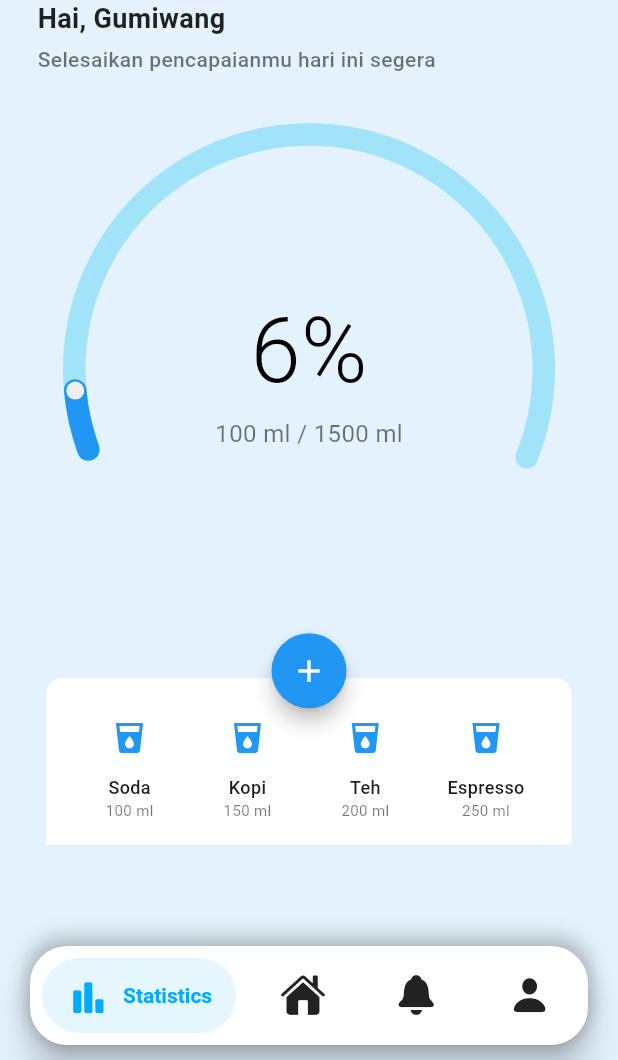
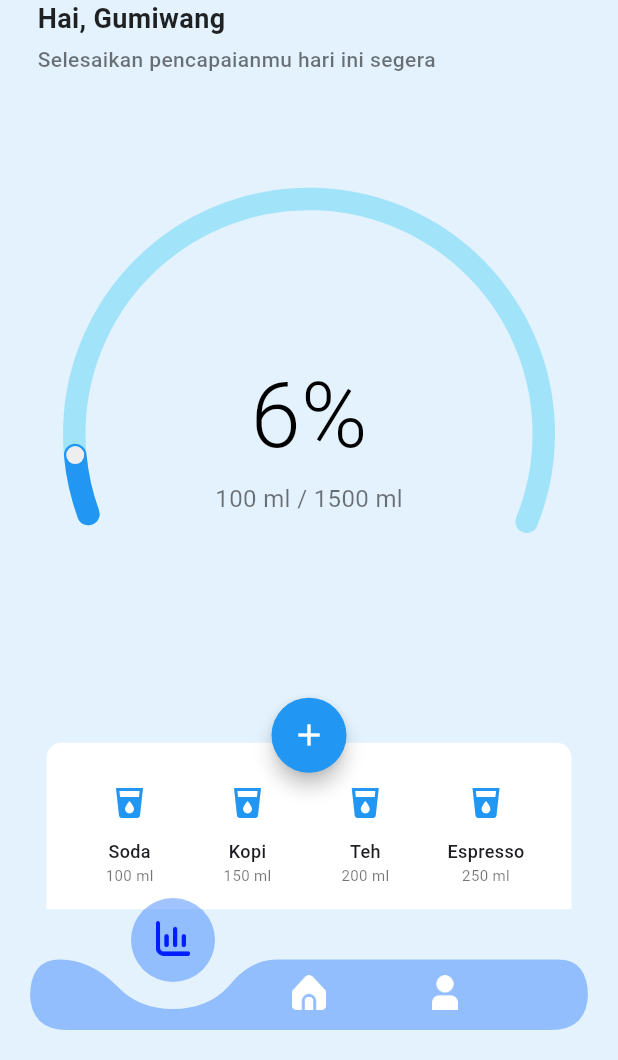
Before and after one commit to rizaldinata/hydrate, a Flutter app: the screen it shows after launch, after a tap on the "local drink" icon, on a phone screen of 412 x 824 dp, the part 176-1236 px from its top. Run offline on Flutter 3.47's test engine with Material 3 defaults, Android fonts, the phone set to English and light mode, and no system bars; drawn by our look-alikes of dashed_circular_progress_bar, salomon_bottom_bar; our stand-ins replace flutter_svg, google_fonts, smooth_page_indicator; missing offline and left inert: water_bottle.

Commit message:
tambah navbar baru

```diff
--- a/lib/view/screen/home_screen.dart
+++ b/lib/view/screen/home_screen.dart
@@ -61,7 +61,8 @@
       body: Stack(
         children: [
           Padding(
-            padding: const EdgeInsets.symmetric(horizontal: 25.0, vertical: 60.0),
+            padding:
+                const EdgeInsets.symmetric(horizontal: 25.0, vertical: 60.0),
             child: Column(
               crossAxisAlignment: CrossAxisAlignment.start,
               children: [
@@ -100,7 +101,6 @@
               ],
             ),
           ),
-
           Center(
             child: Column(
               mainAxisAlignment: MainAxisAlignment.center,
@@ -129,8 +129,7 @@
                   width: 140,
                   height: 50,
                   child: ElevatedButton(
-                    onPressed: () {
-                    },
+                    onPressed: () {},
                     style: ElevatedButton.styleFrom(
                       backgroundColor: Colors.blue[400],
                       elevation: 10,
@@ -165,7 +164,6 @@
           ),
         ],
       ),
-      bottomNavigationBar: const Navigasi(),
     );
   }
 }
--- a/lib/view/screen/home_screen1.dart
+++ b/lib/view/screen/home_screen1.dart
@@ -223,9 +223,9 @@
               ],
             ),
           ),
+          const Navigasi(),
         ],
       ),
-      bottomNavigationBar: const Navigasi(),
     );
   }
 
@@ -255,8 +255,10 @@
           icon: const Icon(Icons.local_drink, color: Colors.blue),
           onPressed: () => _addWater(amount),
         ),
-        Text(name, style: const TextStyle(fontSize: 12, fontWeight: FontWeight.w500)),
-        Text('${amount.toInt()} ml', style: const TextStyle(fontSize: 10, color: Colors.black54)),
+        Text(name,
+            style: const TextStyle(fontSize: 12, fontWeight: FontWeight.w500)),
+        Text('${amount.toInt()} ml',
+            style: const TextStyle(fontSize: 10, color: Colors.black54)),
       ],
     );
   }
--- a/lib/view/screen/navigation.dart
+++ b/lib/view/screen/navigation.dart
@@ -1,6 +1,4 @@
-import 'package:flutter/cupertino.dart';
 import 'package:flutter/material.dart';
-import 'package:salomon_bottom_bar/salomon_bottom_bar.dart';
 
 class Navigasi extends StatefulWidget {
   const Navigasi({super.key});
@@ -9,61 +7,213 @@
   State<Navigasi> createState() => _NavigasiState();
 }
 
-class _NavigasiState extends State<Navigasi> {
-  int _currentIndex = 0;
-  final _items = [
-    SalomonBottomBarItem(
-      icon: const Icon(CupertinoIcons.chart_bar_alt_fill, size: 30),  // Ukuran ikon lebih besar
-      title: const Text('Statistics', style: TextStyle(fontSize: 14, fontWeight: FontWeight.bold)),  // Ukuran teks lebih besar
-      selectedColor: const Color.fromARGB(255, 0, 170, 255),
-    ),
-    SalomonBottomBarItem(
-      icon: const Icon(CupertinoIcons.house_fill, size: 30),  // Ukuran ikon lebih besar
-      title: const Text('Home', style: TextStyle(fontSize: 14, fontWeight: FontWeight.bold)),
-      selectedColor: const Color.fromARGB(255, 0, 170, 255),
-    ),
-    SalomonBottomBarItem(
-      icon: const Icon(CupertinoIcons.bell_fill, size: 30),  // Ukuran ikon lebih besar
-      title: const Text('Notification', style: TextStyle(fontSize: 14, fontWeight: FontWeight.bold)),
-      selectedColor: const Color.fromARGB(255, 0, 170, 255),
-    ),
-    SalomonBottomBarItem(
-      icon: const Icon(CupertinoIcons.person_solid, size: 30),  // Ukuran ikon lebih besar
-      title: const Text('Profile', style: TextStyle(fontSize: 14, fontWeight: FontWeight.bold)),
-      selectedColor: const Color.fromARGB(255, 0, 170, 255),
-    ),
+class _NavigasiState extends State<Navigasi> with TickerProviderStateMixin {
+  double horizontalPadding = 50.0;
+  double horizontalMargin = 20.0;
+  int noOfIcons = 3;
+
+  late double position;
+
+  List<String> icons = [
+    'assets/images/navigasi/stats.png',
+    'assets/images/navigasi/home.png',
+    'assets/images/navigasi/user.png',
   ];
+
+  List<Color> colors = [
+    const Color.fromARGB(255, 0, 30, 255),
+    const Color.fromARGB(255, 0, 30, 255),
+    const Color.fromARGB(255, 0, 30, 255),
+  ];
+
+  late AnimationController controller;
+  late Animation<double> animation;
+
+  int selected = 0;
+
+  @override
+  void initState() {
+    controller = AnimationController(
+        vsync: this, duration: const Duration(milliseconds: 375));
+    super.initState();
+  }
+
+  @override
+  void didChangeDependencies() {
+    animation = Tween(begin: getEndPosition(0), end: getEndPosition(2)).animate(
+        CurvedAnimation(parent: controller, curve: Curves.easeOutBack));
+    position = getEndPosition(0);
+    super.didChangeDependencies();
+  }
+
+  double getEndPosition(int index) {
+    double totalMargin = 2 * horizontalMargin;
+    double totalPadding = 2 * horizontalPadding;
+    double valuetoOmit = totalPadding + totalMargin;
+
+    return (((MediaQuery.of(context).size.width - valuetoOmit) / noOfIcons) *
+                index +
+            horizontalPadding) +
+        (((MediaQuery.of(context).size.width - valuetoOmit) / noOfIcons) / 2) -
+        70;
+  }
+
+  void animateDrop(int index) {
+    animation = Tween(begin: position, end: getEndPosition(index)).animate(
+        CurvedAnimation(parent: controller, curve: Curves.easeOutBack));
+    controller.forward().then((value) {
+      position = getEndPosition(index);
+      controller.dispose();
+      controller = AnimationController(
+          vsync: this, duration: const Duration(milliseconds: 375));
+    });
+  }
 
   @override
   Widget build(BuildContext context) {
-    return Card(
-      elevation: 10,  // Meningkatkan bayangan untuk efek lebih dramatis
-      margin: const EdgeInsets.symmetric(horizontal: 20, vertical: 10),  // Menambah margin untuk memberikan ruang
-      shape: RoundedRectangleBorder(
-        borderRadius: BorderRadius.circular(25.0),
-      ),
-      child: Container(
-        decoration: BoxDecoration(
-          borderRadius: BorderRadius.circular(25.0),
-          color: Colors.white,
-          boxShadow: [
-            BoxShadow(
-              color: Colors.black.withOpacity(0.2),
-              blurRadius: 10,
-              spreadRadius: 3,
-              offset: Offset(0, -4),  // Menambahkan efek bayangan yang lebih halus
-            ),
-          ],
-        ),
-        child: SalomonBottomBar(
-          duration: const Duration(milliseconds: 400),
-          items: _items,
-          currentIndex: _currentIndex,
-          onTap: (index) => setState(() {
-            _currentIndex = index;
-          }),
-        ),
-      ),
+    return Stack(
+      children: [
+        // Positioned.fill(
+        //     child: AnimatedContainer(
+        //   duration: const Duration(milliseconds: 375),
+        //   curve: Curves.easeOut,
+        //   color: colors[selected],
+        // )),
+        Positioned(
+          bottom: horizontalMargin,
+          left: horizontalMargin,
+          child: AnimatedBuilder(
+              animation: controller,
+              builder: (context, child) {
+                return CustomPaint(
+                  painter: AppBarPainter(x: animation.value ?? position),
+                  size: Size(
+                      MediaQuery.of(context).size.width -
+                          (2 * horizontalMargin),
+                      80.0),
+                  child: SizedBox(
+                    height: 120.0,
+                    width: MediaQuery.of(context).size.width -
+                        (2 * horizontalMargin),
+                    child: Padding(
+                      padding:
+                          EdgeInsets.symmetric(horizontal: horizontalPadding),
+                      child: Row(
+                        children: icons.map<Widget>((icon) {
+                          return GestureDetector(
+                            onTap: () {
+                              setState(() {
+                                animateDrop(icons.indexOf(icon));
+                                selected = icons.indexOf(icon);
+                              });
+                            },
+                            child: AnimatedContainer(
+                              duration: const Duration(
+                                milliseconds: 375,
+                              ),
+                              curve: Curves.easeOut,
+                              height: 105.0,
+                              width: (MediaQuery.of(context).size.width -
+                                      (2 * horizontalMargin) -
+                                      (2 * horizontalPadding)) /
+                                  3,
+                              padding:
+                                  const EdgeInsets.only(top: 34.0, left: 0),
+                              alignment: selected == icons.indexOf(icon)
+                                  ? Alignment.topCenter
+                                  : Alignment.bottomCenter,
+                              child: SizedBox(
+                                height: 35.0,
+                                width: 35.0,
+                                child: Center(
+                                  child: AnimatedSwitcher(
+                                      duration:
+                                          const Duration(milliseconds: 375),
+                                      switchInCurve: Curves.easeOut,
+                                      switchOutCurve: Curves.easeOut,
+                                      child: selected == icons.indexOf(icon)
+                                          ? Image.asset(
+                                              icon,
+                                              width: 23.0,
+                                              color:
+                                                  colors[icons.indexOf(icon)],
+                                              key: ValueKey('yellow$icon'),
+                                            )
+                                          : Image.asset(
+                                              icon,
+                                              key: ValueKey('white$icon'),
+                                              width: 23.0,
+                                              color: Colors.white,
+                                            )),
+                                ),
+                              ),
+                            ),
+                          );
+                        }).toList(),
+                      ),
+                    ),
+                  ),
+                );
+              }),
+        )
+      ],
     );
   }
 }
+
+class AppBarPainter extends CustomPainter {
+  double x;
+
+  AppBarPainter({required this.x});
+
+  double height = 60.0;
+  double start = 73.0;
+  double end = 120.0;
+
+  @override
+  void paint(Canvas canvas, Size size) {
+    var paint = Paint()
+      ..color = Colors.blueAccent.withOpacity(0.5)
+      ..style = PaintingStyle.fill;
+
+    var path = Path();
+    path.moveTo(0.0, start);
+
+    double shift = 5.0;
+
+    path.lineTo((x) < 20.0 ? 20.0 : x - shift, start);
+    path.quadraticBezierTo(
+        20.0 + x - shift, start, 38.0 + x - shift, start + 18.0);
+    path.quadraticBezierTo(
+        52.0 + x - shift, start + 33.0, 75.0 + x - shift, start + 33.0);
+    path.quadraticBezierTo(
+        98.0 + x - shift, start + 33.0, 112.0 + x - shift, start + 18.0);
+    path.quadraticBezierTo(
+        126.0 + x - shift,
+        start,
+        (144.0 + x - shift) > (size.width - 20.0)
+            ? (size.width - 20.0)
+            : 144.0 + x - shift,
+        start);
+
+    path.lineTo(size.width - 20.0, start);
+
+    path.quadraticBezierTo(size.width, start, size.width, start + 25.0);
+    path.lineTo(size.width, end - 25.0);
+    path.quadraticBezierTo(size.width, end, size.width - 25.0, end);
+    path.lineTo(25.0, end);
+    path.quadraticBezierTo(0.0, end, 0.0, end - 25.0);
+    path.lineTo(0.0, start + 25.0);
+    path.quadraticBezierTo(0.0, start, 20.0, start);
+    path.close();
+
+    canvas.drawPath(path, paint);
+
+    canvas.drawCircle(Offset(70 + x, 60.0), 28.0, paint);
+  }
+
+  @override
+  bool shouldRepaint(covariant CustomPainter oldDelegate) {
+    return true;
+  }
+}
--- a/pubspec.yaml
+++ b/pubspec.yaml
@@ -2,7 +2,7 @@
 description: "A new Flutter project."
 # The following line prevents the package from being accidentally published to
 # pub.dev using `flutter pub publish`. This is preferred for private packages.
-publish_to: 'none' # Remove this line if you wish to publish to pub.dev
+publish_to: "none" # Remove this line if you wish to publish to pub.dev
 
 # The following defines the version and build number for your application.
 # A version number is three numbers separated by dots, like 1.2.43
@@ -59,14 +59,14 @@
 
 # The following section is specific to Flutter packages.
 flutter:
-
   # The following line ensures that the Material Icons font is
   # included with your application, so that you can use the icons in
   # the material Icons class.
   uses-material-design: true
 
   assets:
-  - assets/images/
+    - assets/images/
+    - assets/images/navigasi/
 
   # To add assets to your application, add an assets section, like this:
 
```
Also changed, not shown: assets/images/navigasi/home.png (added), assets/images/navigasi/stats.png (added), assets/images/navigasi/user.png (added), pubspec.lock.
